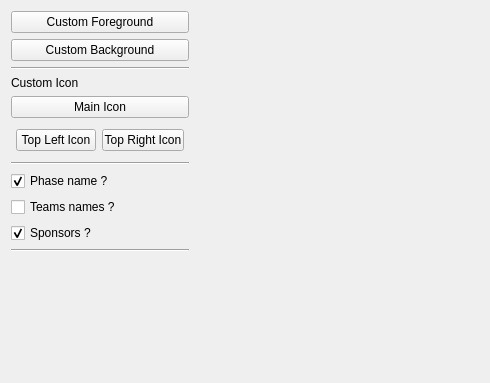
The window that src/layout/TSHThumbnailSettings.ui (joaorb64/TournamentStreamHelper) describes before a commit, drawn with Qt 5; both pictures show x 0 to 490 and y 0 to 383 of the 854 by 383 pixel window.
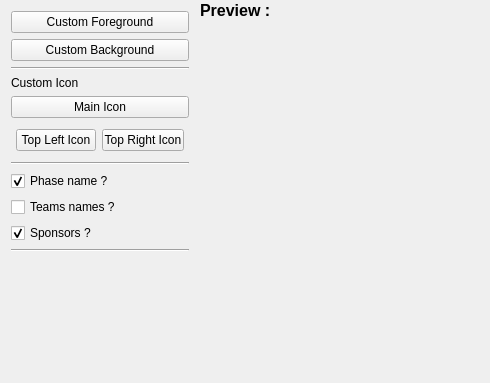
The same window after the commit. Icons and pictures are not drawn.

Commit message: test if thumbnail setting images exist

The edit to the form file:
```diff
--- a/src/layout/TSHThumbnailSettings.ui
+++ b/src/layout/TSHThumbnailSettings.ui
@@ -153,8 +153,8 @@
   <widget class="QLabel" name="thumbnailPreview">
    <property name="geometry">
     <rect>
-     <x>196</x>
-     <y>12</y>
+     <x>220</x>
+     <y>30</y>
      <width>640</width>
      <height>360</height>
     </rect>
@@ -169,6 +169,19 @@
     <bool>true</bool>
    </property>
   </widget>
+  <widget class="QLabel" name="label">
+   <property name="geometry">
+    <rect>
+     <x>200</x>
+     <y>0</y>
+     <width>101</width>
+     <height>21</height>
+    </rect>
+   </property>
+   <property name="text">
+    <string>&lt;html&gt;&lt;head/&gt;&lt;body&gt;&lt;p&gt;&lt;span style=&quot; font-size:12pt; font-weight:700;&quot;&gt;Preview :&lt;/span&gt;&lt;/p&gt;&lt;/body&gt;&lt;/html&gt;</string>
+   </property>
+  </widget>
  </widget>
  <resources/>
  <connections/>
```
The commit also changes 2 other files.
